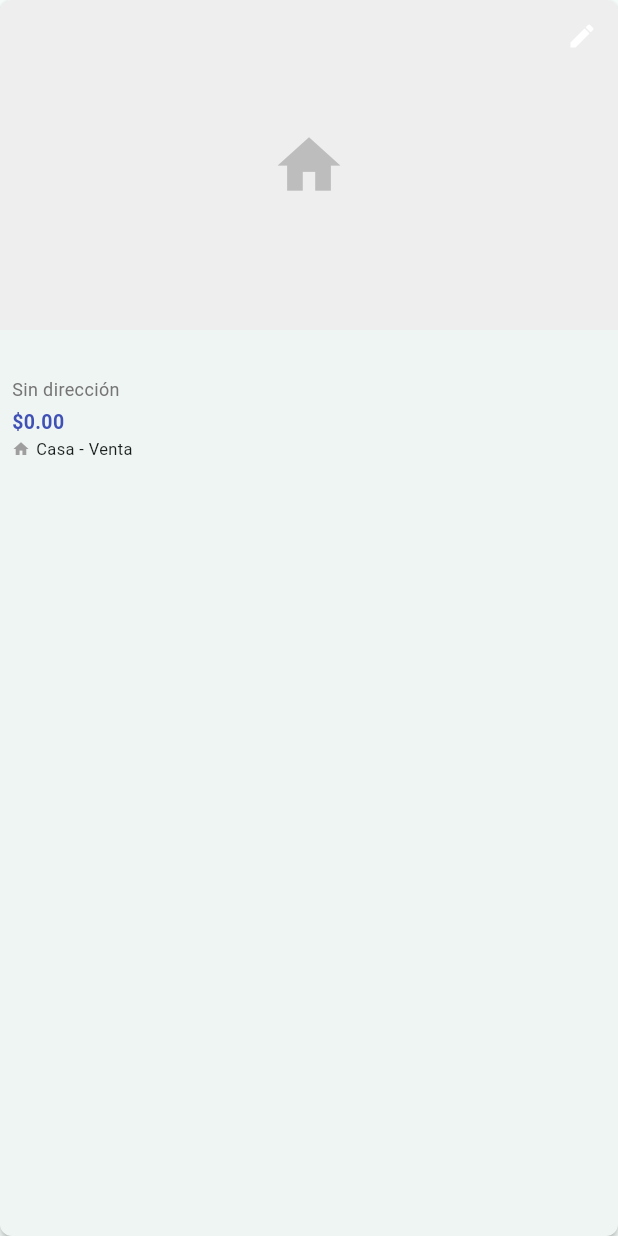
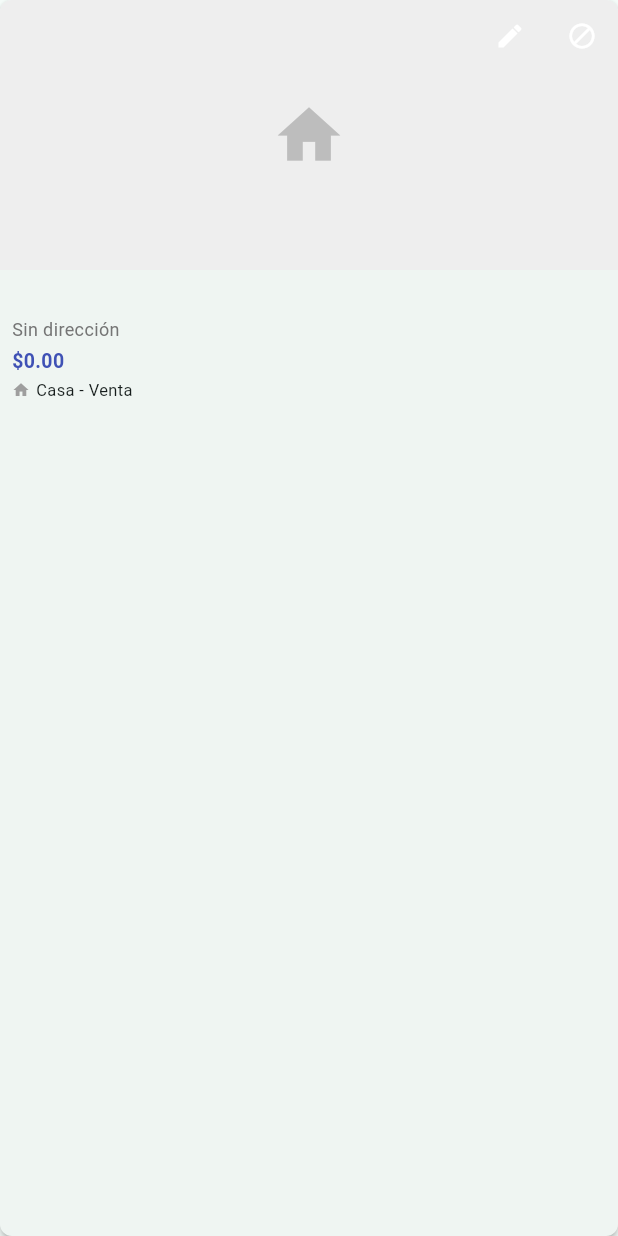
Before and after one commit to Smorpius/inmobiliaria, a Flutter app: the InmuebleCard widget shown alone on an empty page, opened directly with empty values, on a phone screen of 412 x 824 dp. Run offline on Flutter 3.47's test engine with Material 3 defaults, Android fonts, the phone set to English and light mode, and no system bars; our stand-ins replace cached_network_image, image_picker, photo_view, shared_preferences, smooth_page_indicator; missing offline and left inert: mysql1; accounts and stored records are empty.

Commit message:
inmuebles inactivo funciona

```diff
--- a/lib/vistas/inmuebles/components/inmueble_card.dart
+++ b/lib/vistas/inmuebles/components/inmueble_card.dart
@@ -11,6 +11,7 @@ class InmuebleCard extends StatelessWidget {
   final String? rutaImagen;
   final VoidCallback onTap;
   final VoidCallback onEdit;
+  final VoidCallback onInactivate;
 
   const InmuebleCard({
     super.key,
@@ -19,6 +20,7 @@ class InmuebleCard extends StatelessWidget {
     this.rutaImagen,
     required this.onTap,
     required this.onEdit,
+    required this.onInactivate,
   });
 
   @override
@@ -40,7 +42,7 @@ class InmuebleCard extends StatelessWidget {
               children: [
                 // Imagen del inmueble
                 SizedBox(
-                  height: 220, // Ajustado de 220 a 160 para mejor proporción
+                  height: 180, // Reducido para dar más espacio al contenido
                   width: double.infinity,
                   child: _buildImage(),
                 ),
@@ -60,24 +62,43 @@ class InmuebleCard extends StatelessWidget {
                       ),
                     ),
                   ),
-                // Botón de editar
+                // Botones de editar e inactivar
                 Positioned(
                   top: 0,
                   right: 0,
-                  child: IconButton(
-                    icon: const Icon(Icons.edit, color: Colors.white, size: 20),
+                  child: Row(
+                    children: [
+                      IconButton(
+                        icon: const Icon(
+                          Icons.edit,
+                          color: Colors.white,
+                          size: 20,
+                        ),
                         onPressed: onEdit,
                         tooltip: 'Editar',
                         padding: const EdgeInsets.all(4),
                         constraints: const BoxConstraints(),
+                      ),
+                      // Botón modificado para cambiar según el estado
+                      IconButton(
+                        icon: Icon(
+                          estaInactivo ? Icons.check_circle : Icons.block,
+                          color: Colors.white,
+                          size: 20,
+                        ),
+                        onPressed: onInactivate,
+                        tooltip: estaInactivo ? 'Activar' : 'Inactivar',
+                        padding: const EdgeInsets.all(4),
+                        constraints: const BoxConstraints(),
+                      ),
+                    ],
                   ),
                 ),
               ],
             ),
 
             // Contenido de texto
-            Expanded(
-              child: Padding(
+            Padding(
               padding: const EdgeInsets.all(8.0), // Padding interior reducido
               child: Column(
                 crossAxisAlignment: CrossAxisAlignment.start,
@@ -90,7 +111,7 @@ class InmuebleCard extends StatelessWidget {
                     overflow: TextOverflow.ellipsis,
                     style: TextStyle(
                       fontWeight: FontWeight.bold,
-                        fontSize: 14, // Tamaño de fuente reducido
+                      fontSize: 14,
                       color: estaInactivo ? Colors.grey : null,
                       decoration:
                           estaInactivo ? TextDecoration.lineThrough : null,
@@ -102,12 +123,9 @@ class InmuebleCard extends StatelessWidget {
                     _getDireccionCorta(),
                     maxLines: 1,
                     overflow: TextOverflow.ellipsis,
-                      style: TextStyle(
-                        fontSize: 12, // Tamaño reducido
-                        color: Colors.grey[600],
+                    style: TextStyle(fontSize: 12, color: Colors.grey[600]),
                   ),
-                    ),
-                    const SizedBox(height: 4), // Espaciado reducido
+                  const SizedBox(height: 3), // Espaciado reducido
                   // Precio
                   Text(
                     InmuebleFormatter.formatMonto(inmueble.montoTotal),
@@ -119,7 +137,9 @@ class InmuebleCard extends StatelessWidget {
                   ),
 
                   // Tipo de inmueble y operación
-                    Row(
+                  Padding(
+                    padding: const EdgeInsets.only(top: 2),
+                    child: Row(
                       children: [
                         Icon(
                           InmuebleUtils.getTipoInmuebleIcon(
@@ -139,8 +159,8 @@ class InmuebleCard extends StatelessWidget {
                         ),
                       ],
                     ),
+                  ),
                 ],
-                ),
               ),
             ),
           ],
@@ -152,7 +172,6 @@ class InmuebleCard extends StatelessWidget {
   String _getDireccionCorta() {
     List<String> partes = [];
 
-    // CORRECCIÓN: Agregando llaves {} a todas las estructuras if
     if (inmueble.calle != null && inmueble.calle!.isNotEmpty) {
       partes.add(inmueble.calle!);
     }
@@ -182,7 +201,7 @@ class InmuebleCard extends StatelessWidget {
         child: Center(
           child: Icon(
             InmuebleUtils.getTipoInmuebleIcon(inmueble.tipoInmueble),
-            size: 50, // Aumentado de 40 a 50 para mejor visualización
+            size: 50,
             color: Colors.grey[400],
           ),
         ),
--- a/lib/vistas/inmuebles/components/inmueble_grid_view.dart
+++ b/lib/vistas/inmuebles/components/inmueble_grid_view.dart
@@ -9,6 +9,7 @@ class InmuebleGridView extends StatelessWidget {
   final Map<int, String?> rutasImagenesPrincipales;
   final Function(Inmueble) onTapInmueble;
   final Function(Inmueble) onEditInmueble;
+  final Function(Inmueble) onInactivateInmueble;
 
   const InmuebleGridView({
     super.key,
@@ -17,6 +18,7 @@ class InmuebleGridView extends StatelessWidget {
     required this.rutasImagenesPrincipales,
     required this.onTapInmueble,
     required this.onEditInmueble,
+    required this.onInactivateInmueble,
   });
 
   @override
@@ -43,6 +45,7 @@ class InmuebleGridView extends StatelessWidget {
                   : null,
           onTap: () => onTapInmueble(inmueble),
           onEdit: () => onEditInmueble(inmueble),
+          onInactivate: () => onInactivateInmueble(inmueble),
         );
       },
     );
```
Also changed, not shown: lib/controllers/inmueble_controller.dart (+21 -22 lines), lib/models/inmueble_list_view_model.dart (+24 -12 lines), lib/vistas/inmuebles/inmueble_list_screen.dart (+13 -1 lines). Lines whose indentation alone changed are shown as unchanged.
